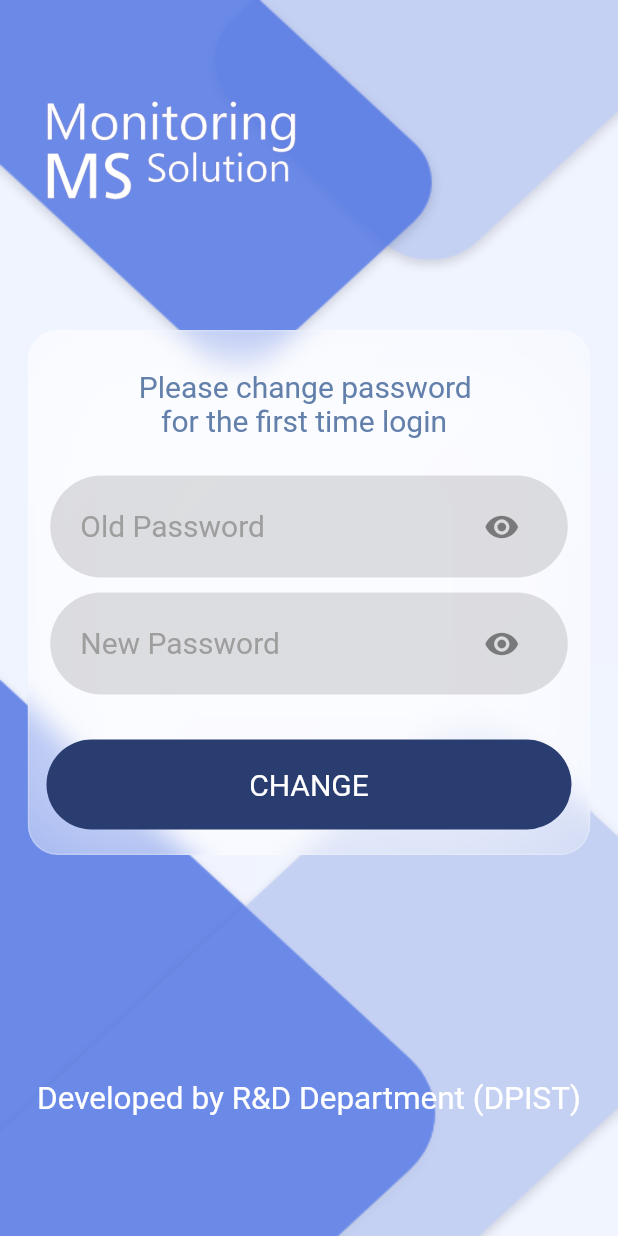
After one commit to dustinng20/Login_Page_STIC, a Flutter app: the MyPassPage screen opened directly, on a phone screen of 412 x 824 dp. The commit adds this screen. Run offline on Flutter 3.47's test engine with Material 2 defaults, Android fonts, the phone set to English and light mode, and no system bars; our stand-ins replace flutter_svg.

Commit message:
finish changepass

```diff
--- /dev/null
+++ b/lib/ChangePassword/ChangePassPage.dart
@@ -0,0 +1,185 @@
+import 'package:flutter/material.dart';
+import 'package:flutter/services.dart';
+
+import 'FrostedGlassBox.dart';
+
+class MyPassPage extends StatefulWidget {
+  @override
+  _MyPassPageState createState() => _MyPassPageState();
+}
+
+class _MyPassPageState extends State<MyPassPage> {
+  String password_old, password_new;
+  bool _isObscure1 = true;
+  bool _isObscure2 = true;
+  final _oldController = TextEditingController();
+  final _newController = TextEditingController();
+  var _erro = "!!";
+  var _erro1 = "!!";
+  var _passold_Invalid = false;
+  var _passnew_Invalid = false;
+  @override
+  Widget build(BuildContext context) {
+    SystemChrome.setPreferredOrientations([
+      DeviceOrientation.portraitUp,
+      DeviceOrientation.portraitDown,
+    ]);
+    Size size = MediaQuery.of(context).size;
+    double contWidth = size.width * 0.90;
+    return Scaffold(
+        body: Stack(
+      children: <Widget>[
+        Container(
+          decoration: BoxDecoration(
+            image: DecorationImage(
+                image: Image.asset("assets/images/background_1.png").image,
+                fit: BoxFit.fill),
+          ),
+        ),
+        SingleChildScrollView(
+            child: Column(
+          crossAxisAlignment: CrossAxisAlignment.start,
+          children: <Widget>[
+            Container(
+              width: 220,
+              height: 220,
+              padding: EdgeInsets.all(1),
+              child: Image.asset('assets/images/LOGIN_LOGO.png'),
+            ),
+            Center(
+              child: FrostedGlassBox(
+                width: contWidth,
+                height: contWidth,
+                child: Center(
+                  child: Column(
+                    children: [
+                      Container(
+                        margin: EdgeInsets.only(top: 25),
+                        child: Text(
+                          "Please change password \n   for the first time login",
+                          style: TextStyle(
+                              color: Color(0xff6380AB),
+                              fontSize: 20,
+                              fontWeight: FontWeight.normal),
+                        ),
+                      ),
+                      SizedBox(height: 10),
+                      Container(
+                        margin: EdgeInsets.only(top: 15),
+                        width: 345,
+                        padding:
+                            EdgeInsets.symmetric(horizontal: 20, vertical: 10),
+                        decoration: BoxDecoration(
+                            borderRadius: BorderRadius.circular(45),
+                            color: Colors.black12),
+                        child: TextField(
+                          controller: _oldController,
+                          keyboardType: TextInputType.text,
+                          obscureText: _isObscure1,
+                          onChanged: (value) {
+                            setState(() {
+                              password_old = value;
+                            });
+                          },
+                          decoration: InputDecoration(
+                              border: InputBorder.none,
+                              hintText: "Old Password",
+                              errorText: _passold_Invalid ? _erro : null,
+                              hintStyle:
+                                  TextStyle(color: Colors.grey, fontSize: 20),
+                              suffixIcon: IconButton(
+                                  icon: Icon(_isObscure1
+                                      ? Icons.visibility
+                                      : Icons.visibility_off),
+                                  onPressed: () {
+                                    setState(() {
+                                      _isObscure1 = !_isObscure1;
+                                    });
+                                  })),
+                        ),
+                      ),
+                      SizedBox(height: 10),
+                      Container(
+                        width: 345,
+                        padding:
+                            EdgeInsets.symmetric(horizontal: 20, vertical: 10),
+                        decoration: BoxDecoration(
+                            borderRadius: BorderRadius.circular(45),
+                            color: Colors.black12),
+                        child: TextField(
+                          controller: _newController,
+                          keyboardType: TextInputType.text,
+                          obscureText: _isObscure2,
+                          onChanged: (value) {
+                            setState(() {
+                              password_new = value;
+                            });
+                          },
+                          decoration: InputDecoration(
+                              border: InputBorder.none,
+                              hintText: "New Password",
+                              errorText: _passnew_Invalid ? _erro : null,
+                              hintStyle:
+                                  TextStyle(color: Colors.grey, fontSize: 20),
+                              suffixIcon: IconButton(
+                                  icon: Icon(_isObscure2
+                                      ? Icons.visibility
+                                      : Icons.visibility_off),
+                                  onPressed: () {
+                                    setState(() {
+                                      _isObscure2 = !_isObscure2;
+                                    });
+                                  })),
+                        ),
+                      ),
+                      SizedBox(height: 30),
+                      ButtonTheme(
+                        minWidth: 350,
+                        height: 60,
+                        padding:
+                            EdgeInsets.symmetric(horizontal: 20, vertical: 10),
+                        child: FlatButton(
+                          shape: RoundedRectangleBorder(
+                              borderRadius: BorderRadius.circular(45)),
+                          color: Color(0xff2A3D71),
+                          onPressed: () {
+                            if (_newController.text.length < 6) {
+                              _passnew_Invalid = true;
+                            } else {
+                              _passnew_Invalid = false;
+                            }
+                            if (_oldController.text.length < 6) {
+                              _passold_Invalid = true;
+                            } else {
+                              _passold_Invalid = false;
+                            }
+                          },
+                          child: Text(
+                            "CHANGE",
+                            style: TextStyle(
+                                fontSize: 20,
+                                color: Colors.white,
+                                fontWeight: FontWeight.normal),
+                          ),
+                        ),
+                      ),
+                    ],
+                  ),
+                ),
+              ),
+            ),
+            SizedBox(height: 150),
+            Center(
+                child: Text(
+              "Developed by R&D Department (DPIST)",
+              style: TextStyle(
+                  color: Colors.white,
+                  fontWeight: FontWeight.normal,
+                  fontSize: 21),
+            ))
+          ],
+        )),
+      ],
+    ));
+  }
+}
--- /dev/null
+++ b/lib/ChangePassword/FrostedGlassBox.dart
@@ -0,0 +1,62 @@
+import 'dart:ui';
+
+import 'package:flutter/material.dart';
+
+class FrostedGlassBox extends StatelessWidget {
+  final double width, height;
+  final Widget child;
+
+  const FrostedGlassBox(
+      {Key key,
+      @required this.width,
+      @required this.height,
+      @required this.child})
+      : super(key: key);
+
+  @override
+  Widget build(BuildContext context) {
+    return ClipRRect(
+      borderRadius: BorderRadius.circular(20.0),
+      child: Container(
+        width: 375,
+        height: 350,
+        child: Stack(
+          children: [
+            BackdropFilter(
+                filter: ImageFilter.blur(
+                  sigmaX: 5.0,
+                  sigmaY: 10.0,
+                ),
+                child: Container(
+                  child: Text(" "),
+                )),
+            Container(
+              decoration: BoxDecoration(
+                  boxShadow: [
+                    BoxShadow(
+                        color: Colors.white.withOpacity(0.6),
+                        blurRadius: 80,
+                        offset: Offset(2, 2))
+                  ],
+                  borderRadius: BorderRadius.circular(20.0),
+                  border: Border.all(
+                      color: Colors.white.withOpacity(0.2), width: 1.0),
+                  gradient: LinearGradient(
+                      begin: Alignment.topLeft,
+                      end: Alignment.bottomRight,
+                      colors: [
+                        Colors.white.withOpacity(0.5),
+                        Colors.white.withOpacity(0.1),
+                      ],
+                      stops: [
+                        0.0,
+                        1.0,
+                      ])),
+              child: child,
+            ),
+          ],
+        ),
+      ),
+    );
+  }
+}
--- a/lib/SignUp/SignUpPage.dart
+++ b/lib/SignUp/SignUpPage.dart
@@ -1,9 +1,15 @@
 import 'package:flutter/material.dart';
+import 'package:flutter/services.dart';
+
 import 'FrostedGlassBox.dart';
 
 class MyHomePage extends StatelessWidget {
   @override
   Widget build(BuildContext context) {
+    SystemChrome.setPreferredOrientations([
+      DeviceOrientation.portraitUp,
+      DeviceOrientation.portraitDown,
+    ]);
     Size size = MediaQuery.of(context).size;
     double contWidth = size.width * 0.90;
     return Scaffold(
@@ -45,7 +51,7 @@ class MyHomePage extends StatelessWidget {
                           padding: EdgeInsets.symmetric(
                               horizontal: 20, vertical: 10),
                           decoration: BoxDecoration(
-                              borderRadius: BorderRadius.circular(20),
+                              borderRadius: BorderRadius.circular(45),
                               color: Colors.black12),
                           child: TextField(
                             decoration: InputDecoration(
@@ -61,7 +67,7 @@ class MyHomePage extends StatelessWidget {
                           padding: EdgeInsets.symmetric(
                               horizontal: 20, vertical: 10),
                           decoration: BoxDecoration(
-                              borderRadius: BorderRadius.circular(20),
+                              borderRadius: BorderRadius.circular(45),
                               color: Colors.black12),
                           child: TextField(
                             decoration: InputDecoration(
@@ -74,11 +80,11 @@ class MyHomePage extends StatelessWidget {
                         SizedBox(height: 30),
                         Container(
                           width: 300,
-                          height: 50,
+                          height: 60,
                           padding: EdgeInsets.symmetric(
                               horizontal: 20, vertical: 10),
                           decoration: BoxDecoration(
-                              borderRadius: BorderRadius.circular(20),
+                              borderRadius: BorderRadius.circular(45),
                               color: Color(0xff2A3D71)),
                           child: Center(
                             child: Text(
@@ -98,7 +104,7 @@ class MyHomePage extends StatelessWidget {
                               fontWeight: FontWeight.normal,
                               fontSize: 20),
                         ),
-                        /*Row(
+                        Row(
                           mainAxisAlignment: MainAxisAlignment.spaceEvenly,
                           children: <Widget>[
                             GestureDetector(
@@ -167,12 +173,13 @@ class MyHomePage extends StatelessWidget {
                               ),
                             ),
                           ],
-                        )*/
+                        )
                       ],
                     ),
                   ),
                 ),
               ),
+              SizedBox(height: 135),
               Center(
                   child: Text(
                 "Developed by R&D Department (DPIST)",
--- a/lib/main.dart
+++ b/lib/main.dart
@@ -2,6 +2,7 @@ import 'dart:ui';
 import 'package:flutter/material.dart';
 
 import 'SignUp/SignUpPage.dart';
+import 'ChangePassword/ChangePassPage.dart';
 
 void main() {
   runApp(MyApp());
```
